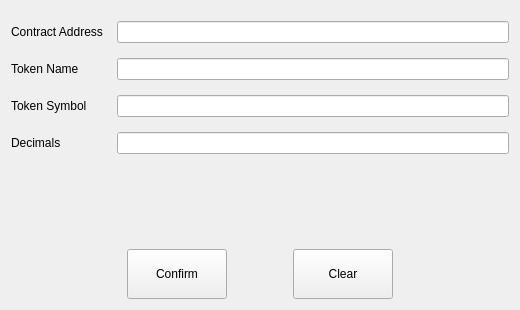
Above: src/qt/forms/addtokenpage.ui from HTMLCOIN/HTMLCOIN before the change. Below: the same form after it.
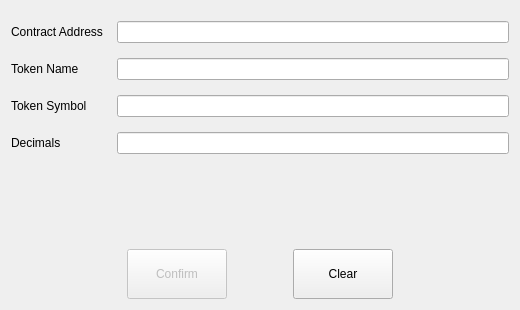
That is the form after the change.

Patch:
```diff
--- a/src/qt/forms/addtokenpage.ui
+++ b/src/qt/forms/addtokenpage.ui
@@ -159,6 +159,9 @@
      </item>
      <item>
       <widget class="QPushButton" name="confirmButton">
+       <property name="enabled">
+        <bool>false</bool>
+       </property>
        <property name="minimumSize">
         <size>
          <width>100</width>
```
